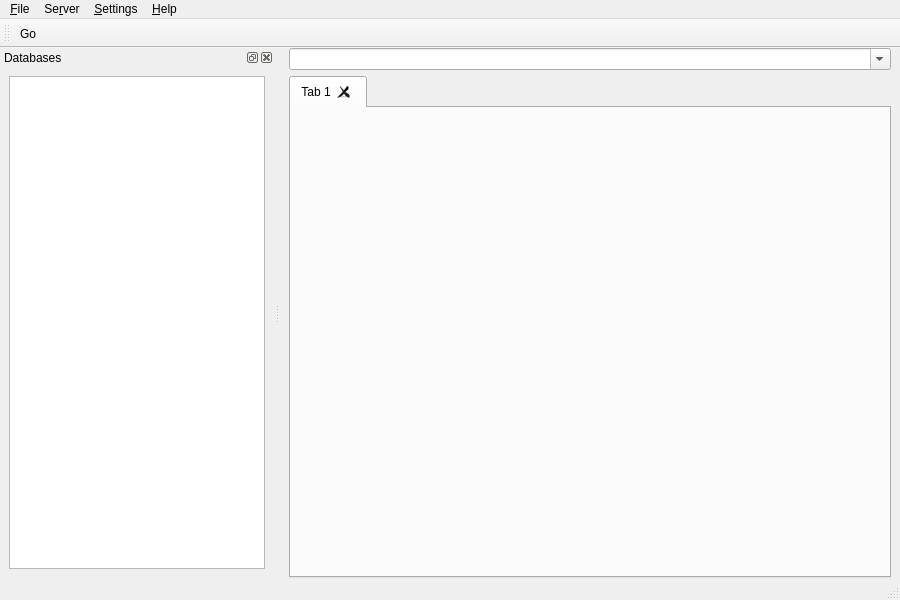
This is sqlantaresia/SQLAntaresiaWindow.ui in mtorromeo/sqlantaresia as Qt 5 draws it before an edit. The edited form follows.
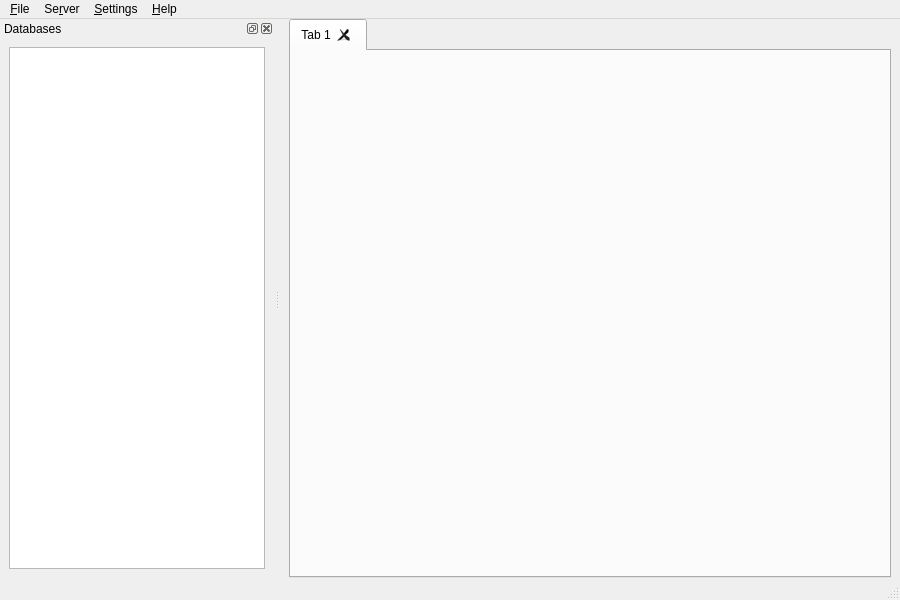
This is the edited form. Icons and pictures are not drawn.

Commit message: Refactored code to allow for multiple simultaneous connections

Diff of the .ui file:
```diff
--- a/sqlantaresia/SQLAntaresiaWindow.ui
+++ b/sqlantaresia/SQLAntaresiaWindow.ui
@@ -26,22 +26,6 @@
     <property name="bottomMargin">
      <number>0</number>
     </property>
-    <item>
-     <widget class="QComboBox" name="cmbConnection">
-      <property name="sizePolicy">
-       <sizepolicy hsizetype="Expanding" vsizetype="Fixed">
-        <horstretch>0</horstretch>
-        <verstretch>0</verstretch>
-       </sizepolicy>
-      </property>
-      <property name="statusTip">
-       <string>Connection string: Can be either a connection name or an URI of the type &quot;username:password@hostname[:port]&quot;</string>
-      </property>
-      <property name="editable">
-       <bool>true</bool>
-      </property>
-     </widget>
-    </item>
     <item>
      <widget class="QTabWidget" name="tabsWidget">
       <property name="currentIndex">
@@ -108,21 +92,6 @@
    <addaction name="menu_Help"/>
   </widget>
   <widget class="QStatusBar" name="statusBar"/>
-  <widget class="QToolBar" name="toolBarConnection">
-   <property name="windowTitle">
-    <string>toolBar_2</string>
-   </property>
-   <property name="statusTip">
-    <string>Connect to the specified server</string>
-   </property>
-   <attribute name="toolBarArea">
-    <enum>TopToolBarArea</enum>
-   </attribute>
-   <attribute name="toolBarBreak">
-    <bool>false</bool>
-   </attribute>
-   <addaction name="actionGo"/>
-  </widget>
   <widget class="QDockWidget" name="dockWidget">
    <property name="windowTitle">
     <string>Databases</string>
```
Left out of the diff: 1 changed line with no effect on the pictures. The commit also changes 7 other files.
